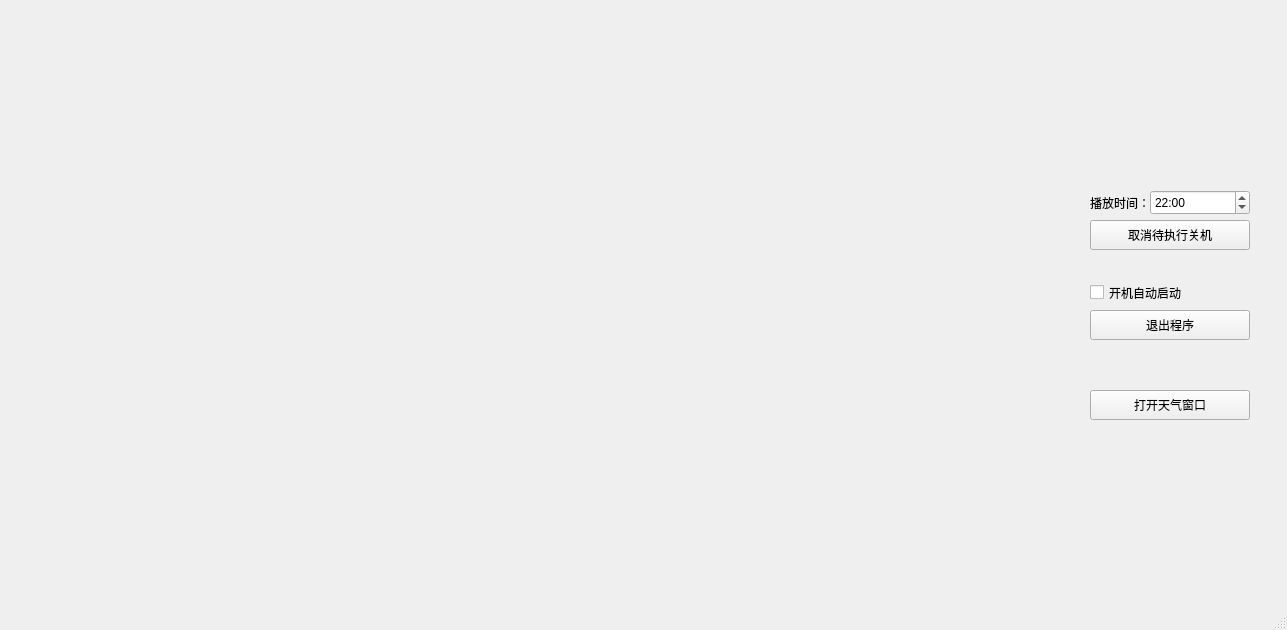
Old version of the form aboutwindows/settings/settingswindow.ui in the repository solusy233/ays2z-233.
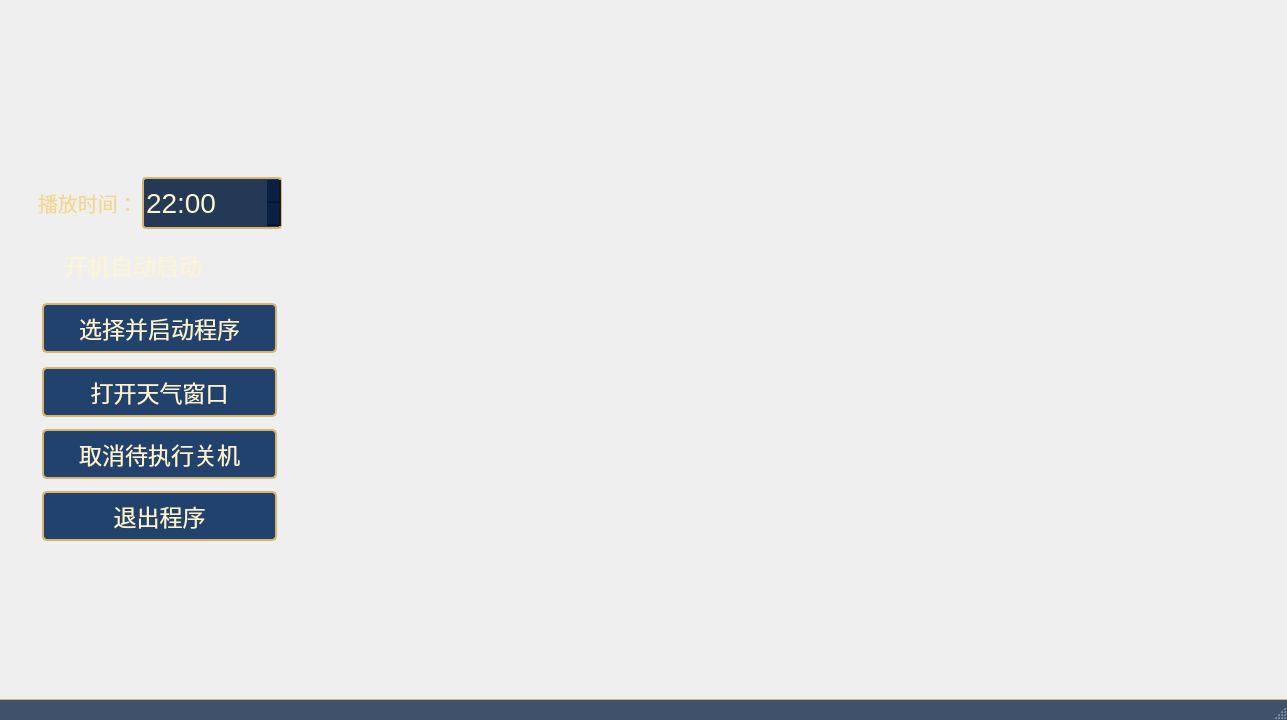
New version of the form.

Patch:
```diff
--- a/aboutwindows/settings/settingswindow.ui
+++ b/aboutwindows/settings/settingswindow.ui
@@ -7,21 +7,35 @@
     <x>0</x>
     <y>0</y>
     <width>1287</width>
-    <height>630</height>
+    <height>720</height>
    </rect>
   </property>
   <property name="windowTitle">
    <string>设置</string>
   </property>
+  <property name="styleSheet">
+    <string notr="true">QLabel#startTimeLabel { color: #f3d68a; background: transparent; }
+QTimeEdit { color: #fff4d0; background-color: rgba(4, 28, 62, 220); border: 2px solid #d7b56d; border-radius: 4px; selection-background-color: #2875ad; }
+QCheckBox { color: #fff4d0; background: transparent; spacing: 8px; }
+QPushButton { color: #fff4d0; background-color: rgba(4, 43, 91, 225); border: 2px solid #d7b56d; border-radius: 5px; padding: 4px 8px; }
+QPushButton:hover { background-color: rgba(24, 91, 151, 240); }
+QPushButton:pressed { color: #09264b; background-color: #e2bd69; }
+QStatusBar { color: #fff4d0; background-color: rgba(4, 28, 62, 190); border-top: 1px solid #d7b56d; }</string>
+  </property>
   <widget class="QLabel" name="startTimeLabel">
    <property name="geometry">
     <rect>
-     <x>1090</x>
-     <y>190</y>
-     <width>100</width>
-     <height>25</height>
+      <x>38</x>
+      <y>183</y>
+      <width>102</width>
+      <height>40</height>
     </rect>
    </property>
+   <property name="font">
+    <font>
+    <pointsize>15</pointsize>
+    </font>
+   </property>
    <property name="text">
     <string>播放时间：</string>
    </property>
@@ -29,12 +43,17 @@
   <widget class="QTimeEdit" name="startTimeEdit">
    <property name="geometry">
     <rect>
-     <x>1150</x>
-     <y>190</y>
-     <width>100</width>
-     <height>25</height>
+    <x>142</x>
+    <y>177</y>
+    <width>140</width>
+    <height>52</height>
     </rect>
    </property>
+   <property name="font">
+    <font>
+    <pointsize>21</pointsize>
+    </font>
+   </property>
    <property name="displayFormat">
     <string>HH:mm</string>
    </property>
@@ -49,12 +68,17 @@
   <widget class="QPushButton" name="cancelShutdownButton">
    <property name="geometry">
     <rect>
-     <x>1090</x>
-     <y>220</y>
-     <width>160</width>
-     <height>30</height>
+    <x>42</x>
+    <y>429</y>
+    <width>235</width>
+    <height>50</height>
     </rect>
    </property>
+   <property name="font">
+    <font>
+    <pointsize>17</pointsize>
+    </font>
+   </property>
    <property name="text">
     <string>取消待执行关机</string>
    </property>
@@ -62,12 +86,17 @@
   <widget class="QCheckBox" name="autoStartCheckBox">
    <property name="geometry">
     <rect>
-     <x>1090</x>
-     <y>280</y>
-     <width>180</width>
-     <height>25</height>
+    <x>42</x>
+    <y>241</y>
+    <width>235</width>
+    <height>48</height>
     </rect>
    </property>
+   <property name="font">
+    <font>
+    <pointsize>17</pointsize>
+    </font>
+   </property>
    <property name="text">
     <string>开机自动启动</string>
    </property>
@@ -75,34 +104,62 @@
   <widget class="QPushButton" name="exitButton">
    <property name="geometry">
     <rect>
-     <x>1090</x>
-     <y>310</y>
-     <width>160</width>
-     <height>30</height>
+    <x>42</x>
+    <y>491</y>
+    <width>235</width>
+    <height>50</height>
     </rect>
    </property>
+   <property name="font">
+    <font>
+    <pointsize>17</pointsize>
+    </font>
+   </property>
    <property name="text">
     <string>退出程序</string>
    </property>
   </widget>
-   <widget class="QPushButton" name="openWeatherButton">
-    <property name="geometry">
-      <rect>
-       <x>1090</x>
-       <y>390</y>
-       <width>160</width>
-       <height>30</height>
-      </rect>
-    </property>
-    <property name="text">
-      <string>打开天气窗口</string>
-    </property>
-   </widget>
+  <widget class="QPushButton" name="openWeatherButton">
+   <property name="geometry">
+    <rect>
+    <x>42</x>
+    <y>367</y>
+    <width>235</width>
+    <height>50</height>
+    </rect>
+   </property>
+   <property name="font">
+    <font>
+    <pointsize>17</pointsize>
+    </font>
+   </property>
+   <property name="text">
+    <string>打开天气窗口</string>
+   </property>
+  </widget>
+  <widget class="QPushButton" name="selectExeButton">
+   <property name="geometry">
+    <rect>
+    <x>42</x>
+    <y>303</y>
+    <width>235</width>
+    <height>50</height>
+    </rect>
+   </property>
+   <property name="font">
+    <font>
+    <pointsize>17</pointsize>
+    </font>
+   </property>
+   <property name="text">
+    <string>选择并启动程序</string>
+   </property>
+  </widget>
   <widget class="QStatusBar" name="statusbar">
    <property name="geometry">
     <rect>
      <x>0</x>
-     <y>609</y>
+    <y>699</y>
      <width>1287</width>
      <height>21</height>
     </rect>
```
Left out of the diff: 2 changed lines with no effect on the pictures.
